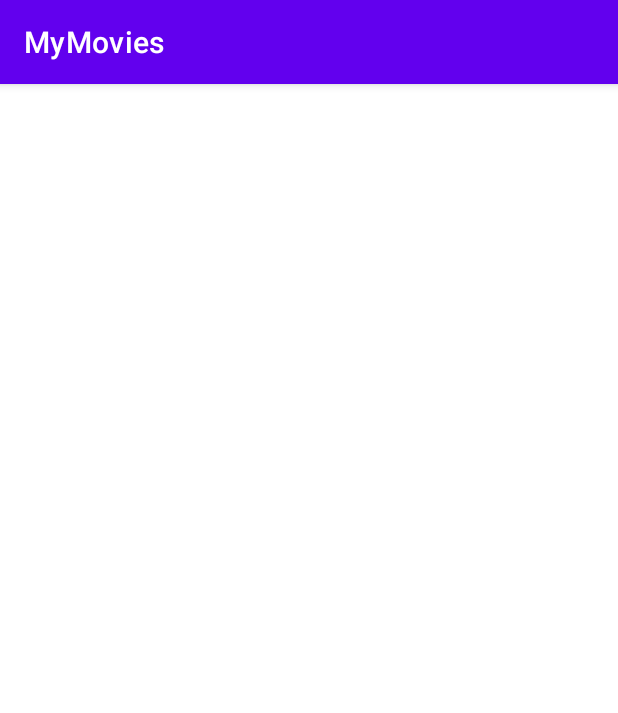
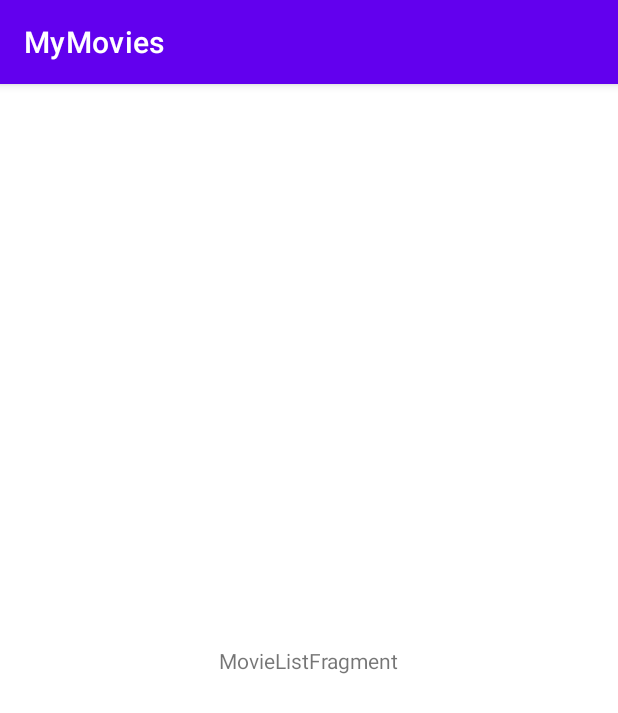
Before and after one commit to sarjshah/MyMovies, an Android app: the screen it shows after launch (MainActivity), on a phone screen of 412 x 824 dp. Shown: the top 713 px of the screen. Run offline under Robolectric (Android 15) with nearby library versions, the phone set to English and light mode, and no system bars; our stand-ins replace data binding.

Commit message:
Added navigation component and layout files.

```diff
--- /dev/null
+++ b/app/src/main/java/com/practice/mymovies/ui/adapter/MovieListAdapter.kt
@@ -0,0 +1,3 @@
+package com.practice.mymovies.ui.adapter
+
+class MovieListAdapter
--- /dev/null
+++ b/app/src/main/java/com/practice/mymovies/ui/movielist/MovieListFragment.kt
@@ -0,0 +1,26 @@
+package com.practice.mymovies.ui.movielist
+
+import android.os.Bundle
+import android.view.LayoutInflater
+import android.view.View
+import android.view.ViewGroup
+import androidx.databinding.DataBindingUtil
+import androidx.fragment.app.Fragment
+import com.practice.mymovies.R
+import com.practice.mymovies.databinding.FragmentMovieListBinding
+
+class MovieListFragment : Fragment() {
+    override fun onCreateView(
+        inflater: LayoutInflater,
+        container: ViewGroup?,
+        savedInstanceState: Bundle?
+    ): View? {
+
+        val binding =
+            DataBindingUtil.inflate<FragmentMovieListBinding>(
+                inflater, R.layout.fragment_movie_list, container, false
+            )
+
+        return binding.root
+    }
+}
--- /dev/null
+++ b/app/src/main/java/com/practice/mymovies/ui/movielist/MovieListViewModel.kt
@@ -0,0 +1,3 @@
+package com.practice.mymovies.ui.movielist
+
+class MovieListViewModel
--- a/app/src/main/res/layout/activity_main.xml
+++ b/app/src/main/res/layout/activity_main.xml
@@ -6,14 +6,12 @@
         android:layout_width="match_parent"
         android:layout_height="match_parent">
 
-        <TextView
-            android:id="@+id/tvText"
-            android:layout_width="wrap_content"
-            android:layout_height="wrap_content"
-            app:layout_constraintBottom_toBottomOf="parent"
-            app:layout_constraintEnd_toEndOf="parent"
-            app:layout_constraintHorizontal_bias="0.5"
-            app:layout_constraintStart_toStartOf="parent"
-            app:layout_constraintTop_toTopOf="parent" />
+        <androidx.fragment.app.FragmentContainerView
+            android:layout_width="match_parent"
+            android:layout_height="match_parent"
+            android:id="@+id/nav_host_fragment"
+            android:name="androidx.navigation.fragment.NavHostFragment"
+            app:defaultNavHost="true"
+            app:navGraph="@navigation/nav_graph"/>
     </androidx.constraintlayout.widget.ConstraintLayout>
 </layout>
--- /dev/null
+++ b/app/src/main/res/layout/fragment_movie_list.xml
@@ -0,0 +1,22 @@
+<?xml version="1.0" encoding="utf-8"?>
+<layout xmlns:app="http://schemas.android.com/apk/res-auto"
+    xmlns:android="http://schemas.android.com/apk/res/android"
+    xmlns:tools="http://schemas.android.com/tools"
+    tools:context=".ui.movielist.MovieListFragment">
+
+    <androidx.constraintlayout.widget.ConstraintLayout
+        android:layout_width="match_parent"
+        android:layout_height="match_parent">
+
+        <TextView
+            android:id="@+id/textView"
+            android:layout_width="wrap_content"
+            android:layout_height="wrap_content"
+            android:text="MovieListFragment"
+            app:layout_constraintBottom_toBottomOf="parent"
+            app:layout_constraintEnd_toEndOf="parent"
+            app:layout_constraintHorizontal_bias="0.5"
+            app:layout_constraintStart_toStartOf="parent"
+            app:layout_constraintTop_toTopOf="parent" />
+    </androidx.constraintlayout.widget.ConstraintLayout>
+</layout>
--- /dev/null
+++ b/app/src/main/res/layout/item_movie.xml
@@ -0,0 +1,8 @@
+<?xml version="1.0" encoding="utf-8"?>
+<layout>
+    <androidx.constraintlayout.widget.ConstraintLayout xmlns:android="http://schemas.android.com/apk/res/android"
+        android:layout_width="match_parent"
+        android:layout_height="match_parent">
+
+    </androidx.constraintlayout.widget.ConstraintLayout>
+</layout>
--- /dev/null
+++ b/app/src/main/res/navigation/nav_graph.xml
@@ -0,0 +1,13 @@
+<?xml version="1.0" encoding="utf-8"?>
+<navigation xmlns:android="http://schemas.android.com/apk/res/android"
+    xmlns:app="http://schemas.android.com/apk/res-auto"
+    xmlns:tools="http://schemas.android.com/tools"
+    android:id="@+id/nav_graph"
+    app:startDestination="@id/movieListFragment">
+
+    <fragment
+        android:id="@+id/movieListFragment"
+        android:name="com.practice.mymovies.ui.movielist.MovieListFragment"
+        android:label="fragment_movie_list"
+        tools:layout="@layout/fragment_movie_list" />
+</navigation>
```
Also changed, not shown: app/src/main/java/com/practice/mymovies/ui/MainActivity.kt (+3 -4 lines), 2 other files.
